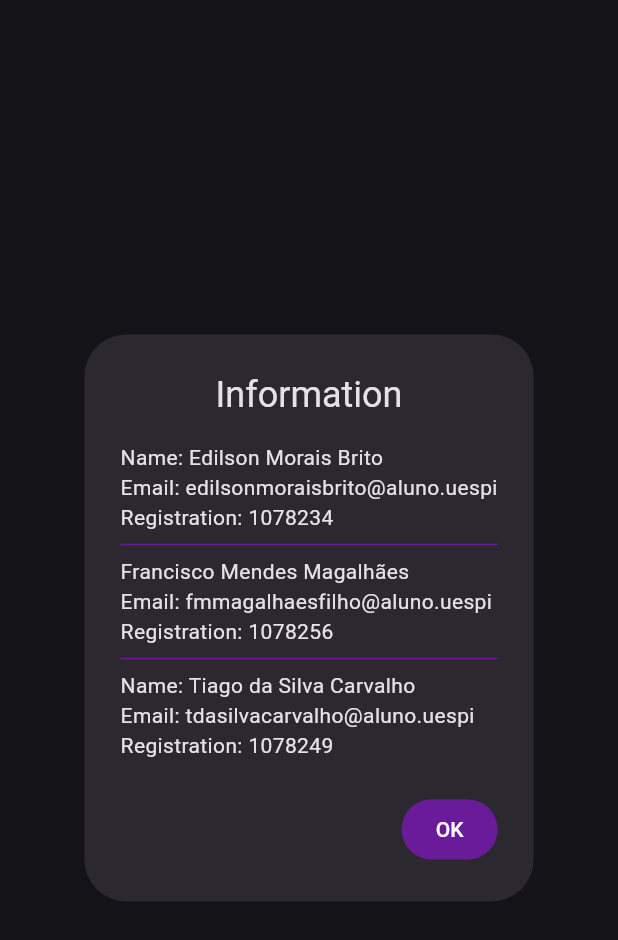
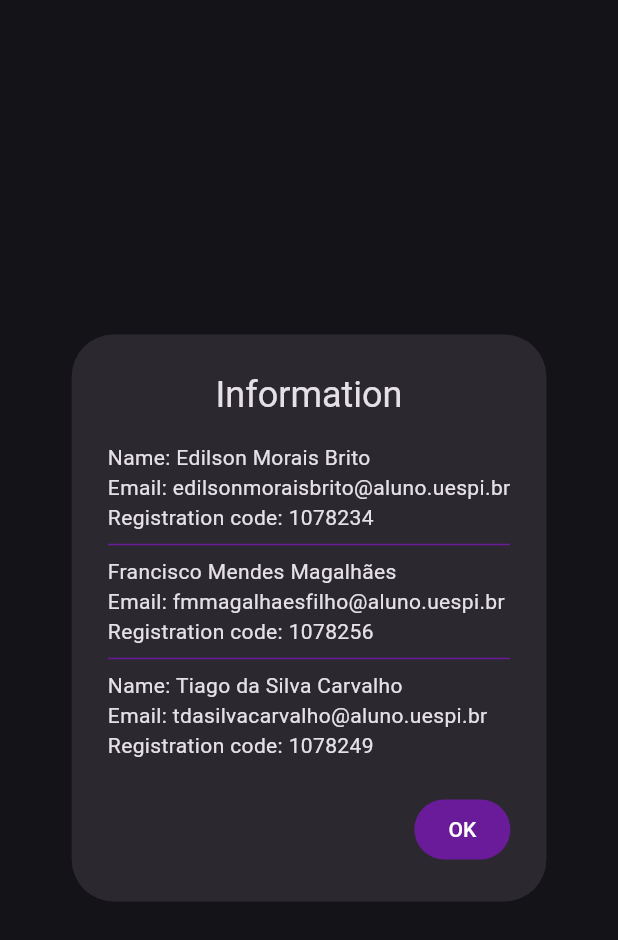
Before and after one commit to ed-morais/Astronomy-Picture-of-the-Day-App, a Flutter app: the InfoModal widget shown alone on an empty page, opened directly, on a phone screen of 412 x 824 dp. Shown: the top 940 px of the screen. Run offline on Flutter 3.47's test engine with Material 2 defaults, Android fonts, the phone set to English and light mode, and no system bars; our stand-ins replace flutter_rating_bar, readmore; network calls fail.

```diff
--- a/lib/widgets/info_modal.dart
+++ b/lib/widgets/info_modal.dart
@@ -19,16 +19,16 @@ class InfoModal extends StatelessWidget {
             crossAxisAlignment: CrossAxisAlignment.start,
             children: [
               const Text('Name: Edilson Morais Brito'),
-              const Text('Email: edilsonmoraisbrito@aluno.uespi'),
-              const Text('Registration: 1078234'),
+              const Text('Email: edilsonmoraisbrito@aluno.uespi.br'),
+              const Text('Registration code: 1078234'),
               Divider(color: Colors.purple.shade800),
               const Text('Francisco Mendes Magalhães'),
-              const Text('Email: fmmagalhaesfilho@aluno.uespi'),
-              const Text('Registration: 1078256'),
+              const Text('Email: fmmagalhaesfilho@aluno.uespi.br'),
+              const Text('Registration code: 1078256'),
               Divider(color: Colors.purple.shade800),
               const Text('Name: Tiago da Silva Carvalho'),
-              const Text('Email: tdasilvacarvalho@aluno.uespi'),
-              const Text('Registration: 1078249')
+              const Text('Email: tdasilvacarvalho@aluno.uespi.br'),
+              const Text('Registration code: 1078249')
             ],
           ),
         ),
@@ -36,7 +36,8 @@ class InfoModal extends StatelessWidget {
       actions: <Widget>[
         TextButton(
           style: ButtonStyle(
-              backgroundColor: MaterialStatePropertyAll(Colors.purple.shade800)),
+              backgroundColor:
+                  MaterialStatePropertyAll(Colors.purple.shade800)),
           onPressed: () => Navigator.pop(context, 'OK'),
           child: const Text(
             'OK',
```
Also changed, not shown: pubspec.yaml (+2 -5 lines), assets/images/thumbnail.jpeg (added), 1 other file.
